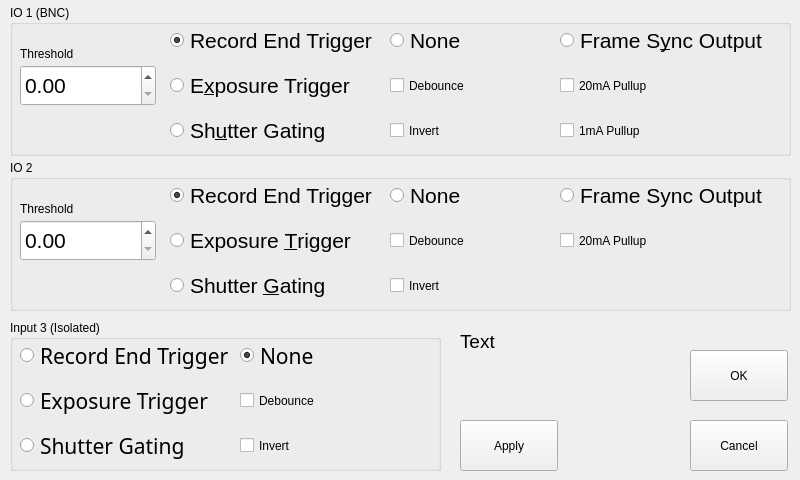
Before: the Qt Designer form src/iosettingswindow.ui in krontech/chronos-cam-app, drawn with Qt 5.
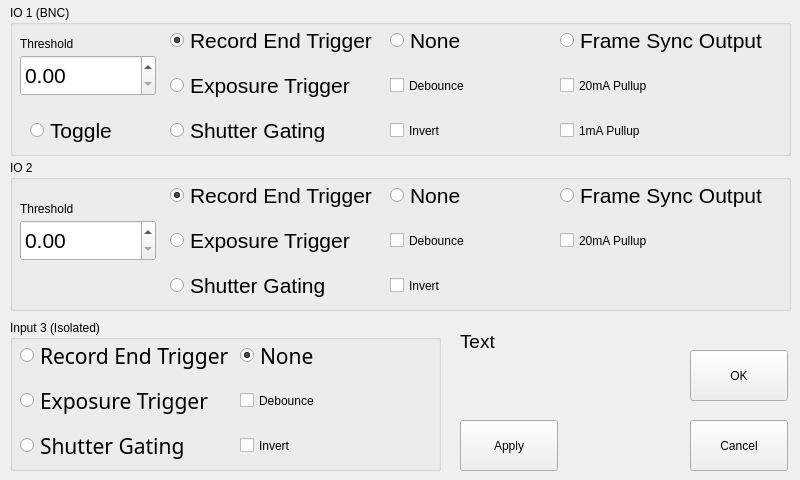
After: the same form once the commit is applied. Custom widgets are drawn as their Qt base class.

Commit message:
Added Toggle Mode to Trigger I/O Screen.
Selecting Toggle in the Trigger I/O Settings window
allows for an external trigger on the BNC input of the
camera to start and stop a recording.

Also removed GUI2 (experimental) from the update utility.

```diff
--- a/src/iosettingswindow.ui
+++ b/src/iosettingswindow.ui
@@ -58,7 +58,7 @@
      <string notr="true"/>
     </property>
     <property name="text">
-     <string>Frame S&amp;ync Output</string>
+     <string>Frame Sync Output</string>
     </property>
    </widget>
    <widget class="QRadioButton" name="radioIO1TrigIn">
@@ -103,7 +103,7 @@
      <string notr="true"/>
     </property>
     <property name="text">
-     <string>E&amp;xposure Trigger</string>
+     <string>Exposure Trigger</string>
     </property>
    </widget>
    <widget class="QCheckBox" name="chkIO1Invert">
@@ -177,7 +177,7 @@
     <property name="geometry">
      <rect>
       <x>10</x>
-      <y>40</y>
+      <y>30</y>
       <width>81</width>
       <height>17</height>
      </rect>
@@ -225,14 +225,14 @@
      <string notr="true"/>
     </property>
     <property name="text">
-     <string>Sh&amp;utter Gating</string>
+     <string>Shutter Gating</string>
     </property>
    </widget>
    <widget class="CamDoubleSpinBox" name="spinIO1Thresh">
     <property name="geometry">
      <rect>
       <x>10</x>
-      <y>60</y>
+      <y>50</y>
       <width>136</width>
       <height>41</height>
      </rect>
@@ -264,6 +264,27 @@
      <double>0.000000000000000</double>
     </property>
    </widget>
+   <widget class="QRadioButton" name="radioIO1ToggleTrig">
+    <property name="geometry">
+     <rect>
+      <x>20</x>
+      <y>105</y>
+      <width>111</width>
+      <height>41</height>
+     </rect>
+    </property>
+    <property name="font">
+     <font>
+      <pointsize>16</pointsize>
+     </font>
+    </property>
+    <property name="styleSheet">
+     <string notr="true"/>
+    </property>
+    <property name="text">
+     <string>Toggle</string>
+    </property>
+   </widget>
   </widget>
   <widget class="QGroupBox" name="groupIO2">
    <property name="enabled">
@@ -437,7 +458,7 @@
      <string notr="true"/>
     </property>
     <property name="text">
-     <string>Exposure &amp;Trigger</string>
+     <string>Exposure Trigger</string>
     </property>
    </widget>
    <widget class="QRadioButton" name="radioIO2ShutterGating">
@@ -458,7 +479,7 @@
      <string notr="true"/>
     </property>
     <property name="text">
-     <string>Shutter &amp;Gating</string>
+     <string>Shutter Gating</string>
     </property>
    </widget>
    <widget class="CamDoubleSpinBox" name="spinIO2Thresh">
```
The commit also changes 3 other files.
